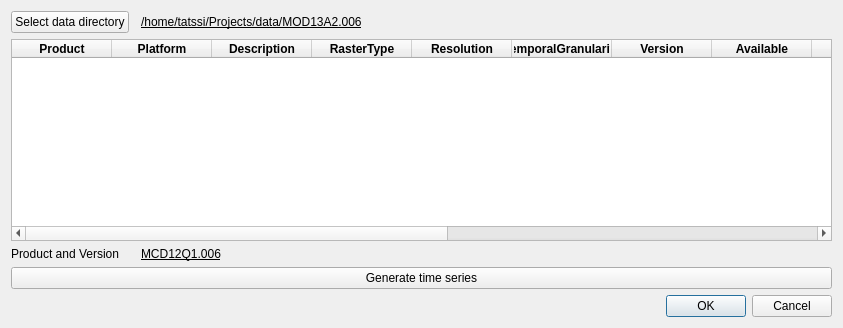
Qt form TATSSI/UI/time_series_generator.ui (GerardoLopez/TATSSI) before a commit.
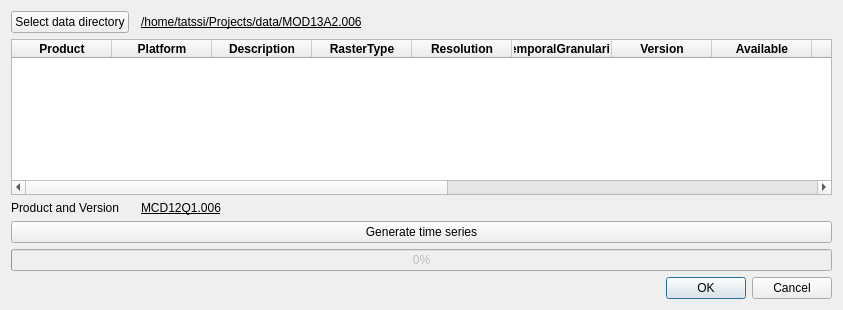
The same form after that commit.

Commit message: Progress bar added to time series generator UI

The edit to the form file:
```diff
--- a/TATSSI/UI/time_series_generator.ui
+++ b/TATSSI/UI/time_series_generator.ui
@@ -7,7 +7,7 @@
     <x>0</x>
     <y>0</y>
     <width>843</width>
-    <height>328</height>
+    <height>310</height>
    </rect>
   </property>
   <property name="windowTitle">
@@ -26,14 +26,7 @@
      </property>
     </widget>
    </item>
-   <item row="11" column="0" colspan="4">
-    <widget class="QPushButton" name="pbGenerateTimeSeries">
-     <property name="text">
-      <string>Generate time series</string>
-     </property>
-    </widget>
-   </item>
-   <item row="12" column="3">
+   <item row="14" column="3">
     <widget class="QDialogButtonBox" name="buttonBox">
      <property name="orientation">
       <enum>Qt::Horizontal</enum>
@@ -247,6 +240,23 @@
      </property>
     </widget>
    </item>
+   <item row="12" column="0" colspan="4">
+    <widget class="QPushButton" name="pbGenerateTimeSeries">
+     <property name="text">
+      <string>Generate time series</string>
+     </property>
+    </widget>
+   </item>
+   <item row="13" column="0" colspan="4">
+    <widget class="QProgressBar" name="progressBar">
+     <property name="enabled">
+      <bool>false</bool>
+     </property>
+     <property name="value">
+      <number>0</number>
+     </property>
+    </widget>
+   </item>
   </layout>
  </widget>
  <resources/>
```
Left out of the diff: 40 changed lines with no effect on the pictures. The commit also changes 1 other file.
